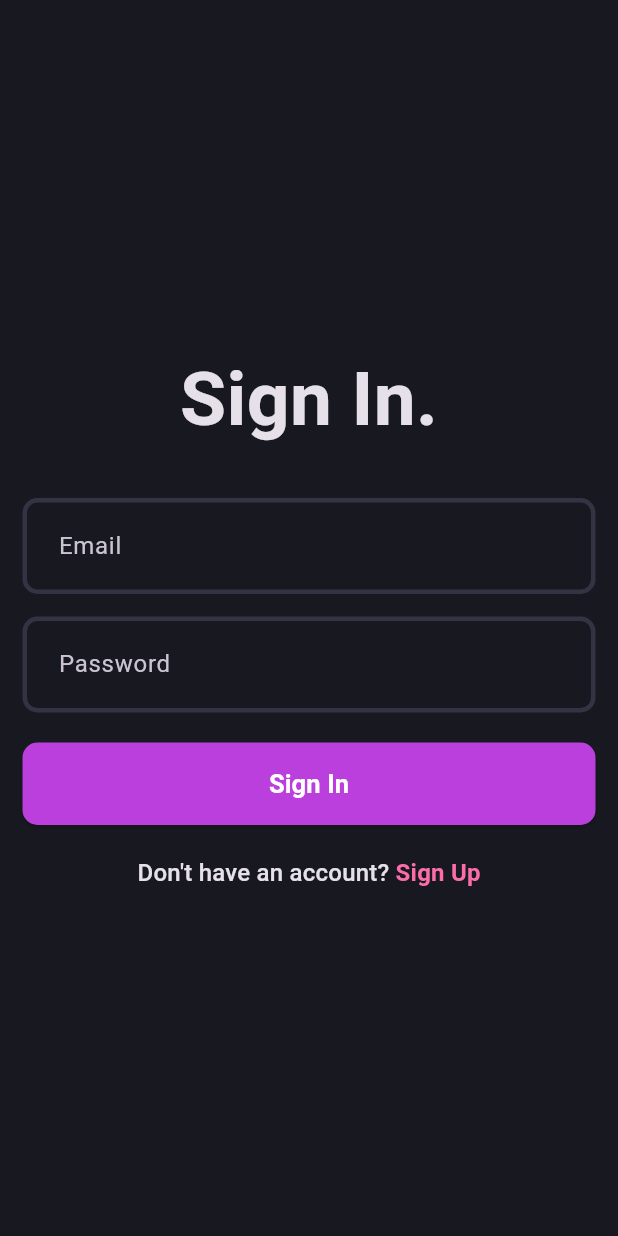
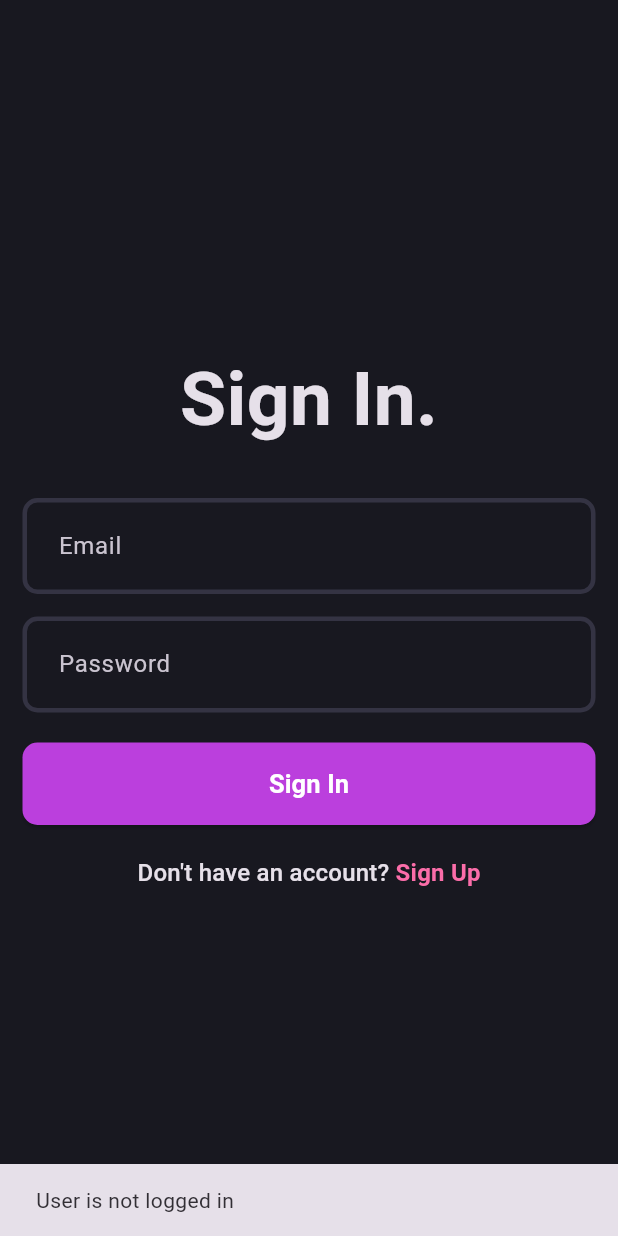
Before and after one commit to sourav-9091/blogly, a Flutter app: the first screen one second after launch, on a phone screen of 412 x 824 dp. Run offline on Flutter 3.47's test engine with Material 3 defaults, Android fonts, the phone set to English and light mode, and no system bars; our stand-ins replace dotted_border, flutter_bloc, fpdart, get_it, image_picker, supabase_flutter; accounts and stored records are empty.

Commit message:
Completed the auth feature and started implementing blog feature of the app

```diff
--- /dev/null
+++ b/lib/core/common/cubits/app_user/app_user_cubit.dart
@@ -0,0 +1,17 @@
+import 'package:blog_firebase/core/common/entities/user.dart';
+import 'package:flutter/widgets.dart';
+import 'package:flutter_bloc/flutter_bloc.dart';
+
+part 'app_user_state.dart';
+
+class AppUserCubit extends Cubit<AppUserState> {
+  AppUserCubit() : super(AppUserInitial());
+
+  void UpdateUser(User? user) {
+    if (user == null)
+      emit(AppUserInitial());
+    else {
+      emit(AppUserLoggedIn(user));
+    }
+  }
+}
--- /dev/null
+++ b/lib/core/common/cubits/app_user/app_user_state.dart
@@ -0,0 +1,11 @@
+part of 'app_user_cubit.dart';
+
+@immutable
+sealed class AppUserState {}
+
+final class AppUserInitial extends AppUserState {}
+
+final class AppUserLoggedIn extends AppUserState {
+  final User user;
+  AppUserLoggedIn(this.user);
+}
--- /dev/null
+++ b/lib/core/common/entities/user.dart
@@ -0,0 +1,11 @@
+class User {
+  final String id;
+  final String email;
+  final String name;
+
+  User({
+    required this.id,
+    required this.email,
+    required this.name,
+  });
+}
--- a/lib/core/resources/theme_manager.dart
+++ b/lib/core/resources/theme_manager.dart
@@ -13,6 +13,12 @@ class ThemeManager {
 
   static final darkThemeMode = ThemeData.dark().copyWith(
     scaffoldBackgroundColor: ColorManager.backgroundColor,
+    chipTheme: const ChipThemeData(
+      color: WidgetStatePropertyAll(
+        ColorManager.backgroundColor,
+      ),
+      side: BorderSide.none,
+    ),
     inputDecorationTheme: InputDecorationTheme(
       contentPadding: const EdgeInsets.all(20),
       enabledBorder: _border(),
--- a/lib/features/auth/data/data_sources/auth_remote_data_source.dart
+++ b/lib/features/auth/data/data_sources/auth_remote_data_source.dart
@@ -75,7 +75,9 @@ class AuthRemoteDataSourceImpl implements AuthRemoteDataSource {
               'id',
               currentUserSession!.user.id,
             );
-        return UserModel.fromJson(userData.first);
+        return UserModel.fromJson(userData.first).copyWith(
+          email: currentUserSession!.user.email,
+        );
       } else {
         return null;
       }
--- a/lib/features/auth/data/repositories/auth_repository_impl.dart
+++ b/lib/features/auth/data/repositories/auth_repository_impl.dart
@@ -1,7 +1,7 @@
 import 'package:blog_firebase/core/error/exception.dart';
 import 'package:blog_firebase/core/error/failure.dart';
 import 'package:blog_firebase/features/auth/data/data_sources/auth_remote_data_source.dart';
-import 'package:blog_firebase/features/auth/domain/entities/user.dart' as usr;
+import 'package:blog_firebase/core/common/entities/user.dart' as usr;
 import 'package:blog_firebase/features/auth/domain/repository/auth_repository.dart';
 import 'package:fpdart/fpdart.dart';
 import 'package:supabase_flutter/supabase_flutter.dart';
--- a/lib/features/auth/domain/repository/auth_repository.dart
+++ b/lib/features/auth/domain/repository/auth_repository.dart
@@ -1,5 +1,5 @@
 import 'package:blog_firebase/core/error/failure.dart';
-import 'package:blog_firebase/features/auth/domain/entities/user.dart';
+import 'package:blog_firebase/core/common/entities/user.dart';
 import 'package:fpdart/fpdart.dart';
 
 abstract interface class AuthRepository {
--- a/lib/features/auth/domain/repository/usecases/current_user.dart
+++ b/lib/features/auth/domain/repository/usecases/current_user.dart
@@ -1,6 +1,6 @@
 import 'package:blog_firebase/core/error/failure.dart';
 import 'package:blog_firebase/core/usecase/usecase.dart';
-import 'package:blog_firebase/features/auth/domain/entities/user.dart';
+import 'package:blog_firebase/core/common/entities/user.dart';
 import 'package:blog_firebase/features/auth/domain/repository/auth_repository.dart';
 import 'package:fpdart/src/either.dart';
 
--- a/lib/features/auth/domain/repository/usecases/user_sign_in.dart
+++ b/lib/features/auth/domain/repository/usecases/user_sign_in.dart
@@ -1,6 +1,6 @@
 import 'package:blog_firebase/core/error/failure.dart';
 import 'package:blog_firebase/core/usecase/usecase.dart';
-import 'package:blog_firebase/features/auth/domain/entities/user.dart';
+import 'package:blog_firebase/core/common/entities/user.dart';
 import 'package:blog_firebase/features/auth/domain/repository/auth_repository.dart';
 import 'package:fpdart/fpdart.dart';
 
--- a/lib/features/auth/domain/repository/usecases/user_sign_up.dart
+++ b/lib/features/auth/domain/repository/usecases/user_sign_up.dart
@@ -1,6 +1,6 @@
 import 'package:blog_firebase/core/error/failure.dart';
 import 'package:blog_firebase/core/usecase/usecase.dart';
-import 'package:blog_firebase/features/auth/domain/entities/user.dart';
+import 'package:blog_firebase/core/common/entities/user.dart';
 import 'package:blog_firebase/features/auth/domain/repository/auth_repository.dart';
 import 'package:fpdart/src/either.dart';
 
--- a/lib/features/auth/presentation/auth/auth_bloc.dart
+++ b/lib/features/auth/presentation/auth/auth_bloc.dart
@@ -1,4 +1,6 @@
-import 'package:blog_firebase/features/auth/domain/entities/user.dart';
+import 'package:blog_firebase/core/common/cubits/app_user/app_user_cubit.dart';
+import 'package:blog_firebase/core/common/entities/user.dart';
+import 'package:blog_firebase/features/auth/domain/repository/usecases/current_user.dart';
 import 'package:blog_firebase/features/auth/domain/repository/usecases/user_sign_in.dart';
 import 'package:blog_firebase/features/auth/domain/repository/usecases/user_sign_up.dart';
 import 'package:flutter_bloc/flutter_bloc.dart';
@@ -10,19 +12,44 @@ part 'auth_state.dart';
 class AuthBloc extends Bloc<AuthEvent, AuthState> {
   final UserSignUp _userSignUp;
   final UserSignIn _userSignIn;
+  final CurrentUser _currentUser;
+  final AppUserCubit _appUserCubit;
 
   AuthBloc({
     required UserSignUp userSignup,
     required UserSignIn userSignIn,
+    required CurrentUser currentUser,
+    required AppUserCubit appUserCubit,
   })  : _userSignUp = userSignup,
         _userSignIn = userSignIn,
+        _currentUser = currentUser,
+        _appUserCubit = appUserCubit,
         super(AuthInitial()) {
+    on<AuthEvent>(
+      (_, emit) => emit(
+        AuthLoading(),
+      ),
+    );
     on<AuthSignUp>(_onAuthSignUp);
     on<AuthSignIn>(_onAuthSignIn);
+    on<AuthIsUserLoggedIn>(_isUserLoggedIn);
+  }
+
+  void _isUserLoggedIn(
+    AuthIsUserLoggedIn event,
+    Emitter<AuthState> emit,
+  ) async {
+    final res = await _currentUser(NoParams());
+
+    res.fold(
+      (l) => emit(
+        AuthFailure(l.message),
+      ),
+      (r) => _emitAuthSuccess(r, emit),
+    );
   }
 
   Future<void> _onAuthSignUp(AuthSignUp event, Emitter<AuthState> emit) async {
-    emit(AuthLoading());
     final response = await _userSignUp.call(
       UserSignUpParams(
         email: event.email,
@@ -32,12 +59,11 @@ class AuthBloc extends Bloc<AuthEvent, AuthState> {
     );
     response.fold(
       (l) => emit(AuthFailure(l.message)),
-      (r) => emit(AuthSuccess(r)),
+      (r) => _emitAuthSuccess(r, emit),
     );
   }
 
   Future<void> _onAuthSignIn(AuthSignIn event, Emitter<AuthState> emit) async {
-    emit(AuthLoading());
     final response = await _userSignIn.call(
       UserLoginParams(
         email: event.email,
@@ -46,7 +72,12 @@ class AuthBloc extends Bloc<AuthEvent, AuthState> {
     );
     response.fold(
       (l) => emit(AuthFailure(l.message)),
-      (r) => emit(AuthSuccess(r)),
+      (r) => _emitAuthSuccess(r, emit),
     );
   }
+
+  void _emitAuthSuccess(User user, Emitter<AuthState> emit) {
+    _appUserCubit.UpdateUser(user);
+    emit(AuthSuccess(user));
+  }
 }
--- a/lib/features/auth/presentation/auth/auth_event.dart
+++ b/lib/features/auth/presentation/auth/auth_event.dart
@@ -24,3 +24,5 @@ final class AuthSignIn extends AuthEvent {
     required this.password,
   });
 }
+
+final class AuthIsUserLoggedIn extends AuthEvent{}
--- a/lib/main.dart
+++ b/lib/main.dart
@@ -1,6 +1,8 @@
+import 'package:blog_firebase/core/common/cubits/app_user/app_user_cubit.dart';
 import 'package:blog_firebase/core/resources/theme_manager.dart';
 import 'package:blog_firebase/features/auth/presentation/auth/auth_bloc.dart';
 import 'package:blog_firebase/features/auth/presentation/pages/sign_in_page.dart';
+import 'package:blog_firebase/features/blog/presentation/pages/blog_page.dart';
 import 'package:blog_firebase/features/init_dependencies.dart';
 import 'package:flutter/material.dart';
 import 'package:flutter_bloc/flutter_bloc.dart';
@@ -13,13 +15,27 @@ void main() async {
       BlocProvider(
         create: (_) => serviceLocator<AuthBloc>(),
       ),
+      BlocProvider(
+        create: (_) => serviceLocator<AppUserCubit>(),
+      ),
     ],
     child: const MyApp(),
   ));
 }
 
-class MyApp extends StatelessWidget {
+class MyApp extends StatefulWidget {
   const MyApp({super.key});
+
+  @override
+  State<MyApp> createState() => _MyAppState();
+}
+
+class _MyAppState extends State<MyApp> {
+  @override
+  void initState() {
+    context.read<AuthBloc>().add(AuthIsUserLoggedIn());
+    super.initState();
+  }
 
   @override
   Widget build(BuildContext context) {
@@ -27,7 +43,18 @@ class MyApp extends StatelessWidget {
       debugShowCheckedModeBanner: false,
       title: 'Blogly',
       theme: ThemeManager.darkThemeMode,
-      home: SignInPage(),
+      home: BlocSelector<AppUserCubit, AppUserState, bool>(
+        selector: (state) {
+          return state is AppUserLoggedIn;
+        },
+        builder: (context, isLoggedIn) {
+          print(isLoggedIn);
+          if (isLoggedIn) {
+            return BlogPage();
+          }
+          return SignInPage();
+        },
+      ),
     );
   }
 }
--- a/pubspec.yaml
+++ b/pubspec.yaml
@@ -39,6 +39,8 @@ dependencies:
   supabase_flutter: ^2.6.0
   flutter_bloc: ^8.1.6
   get_it: ^7.7.0
+  dotted_border: ^2.1.0
+  image_picker: ^1.1.2
 
 dev_dependencies:
   flutter_test:
```
Also changed, not shown: lib/core/utils/pick_image.dart (added, +19 -0 lines), lib/features/auth/data/models/user_model.dart (+13 -1 lines), lib/features/blog/presentation/pages/blog_page.dart (added, +35 -0 lines), lib/features/blog/presentation/pages/new_blog_page.dart (added, +170 -0 lines), lib/features/blog/presentation/widgets/blog_editor.dart (added, +22 -0 lines), lib/features/init_dependencies.dart (+18 -2 lines), pubspec.lock, 5 other files.
